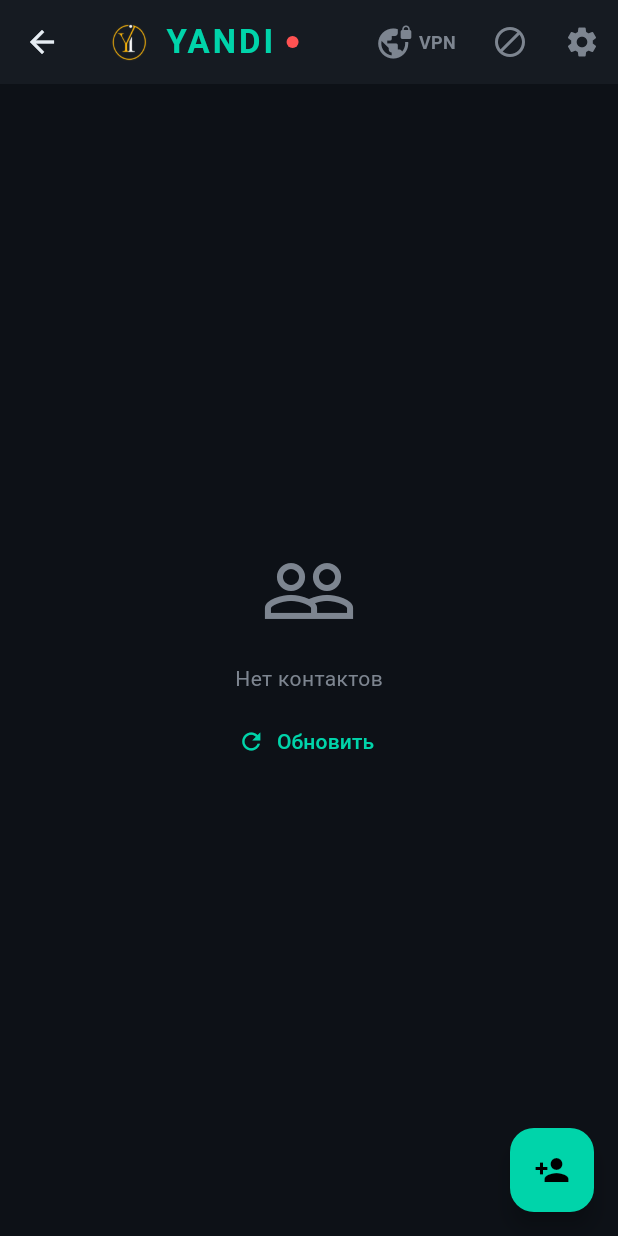
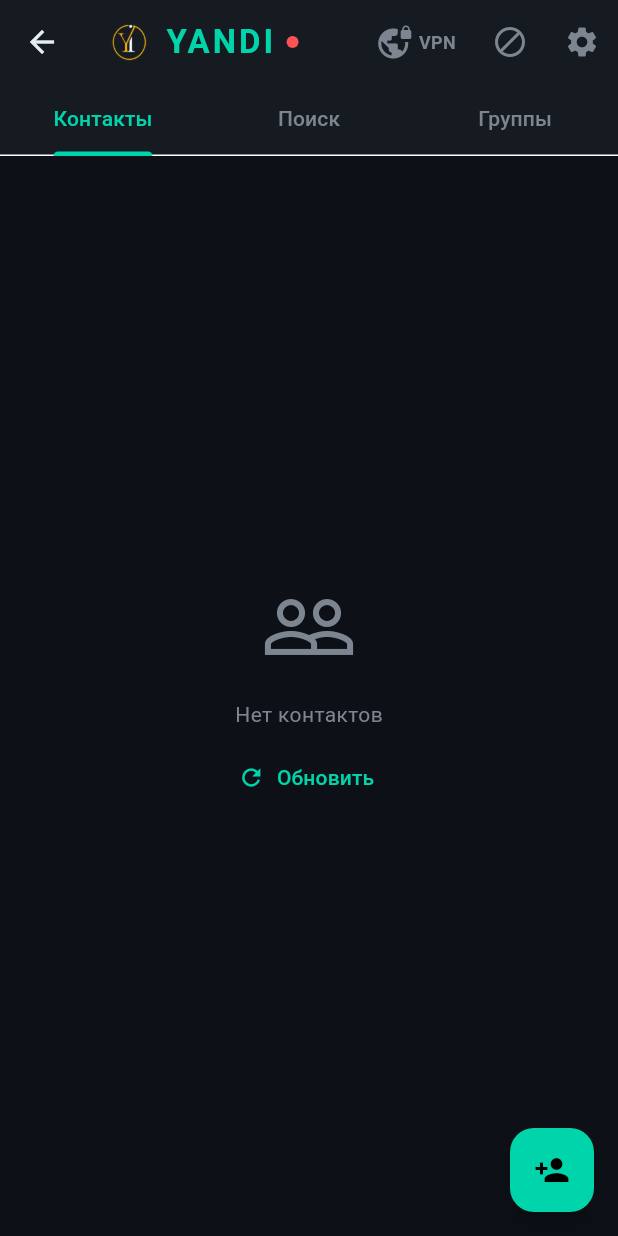
Before and after one commit to ispolkom/node, a Flutter app: the HomeScreen screen opened by its route, on a phone screen of 412 x 824 dp. Run offline on Flutter 3.47's test engine with Material 3 defaults, Android fonts, the phone set to English and light mode, and no system bars; our stand-ins replace audioplayers, file_picker, flutter_local_notifications, flutter_secure_storage, open_filex, sqflite and 1 more; missing offline and left inert: cryptography, cryptography_flutter, flutter_webrtc, mobile_scanner, workmanager; accounts and stored records are empty; network calls fail; statements that could not run were skipped.

Commit message:
feat(mobile): tabs (Contacts/Search/Groups) and video-call tuning for poor channels
- home screen is now tabbed: Contacts (the list), Search (filter contacts by name/id, groups later), Groups (placeholder — groups are created on the PC, coming next); the blacklist button and add-contact FAB stay
- video calls tuned for weak links: start at 360p@20 instead of 640x480@24, cap the video sender at ~450 kbps, degradationPreference = maintain-framerate so resolution drops before the picture freezes; audio keeps its own stream. Does not change the call flow, just the encoder behaviour.

Co-Authored-By: Claude Opus 4.8 <noreply@anthropic.com>

```diff
--- a/mobile/yandi_mobile/lib/screens/home_screen.dart
+++ b/mobile/yandi_mobile/lib/screens/home_screen.dart
@@ -14,15 +14,27 @@ class HomeScreen extends StatefulWidget {
   State<HomeScreen> createState() => _HomeScreenState();
 }
 
-class _HomeScreenState extends State<HomeScreen> {
+class _HomeScreenState extends State<HomeScreen> with SingleTickerProviderStateMixin {
+  late final TabController _tabs;
+  final _searchCtrl = TextEditingController();
+  String _query = '';
+
   @override
   void initState() {
     super.initState();
+    _tabs = TabController(length: 3, vsync: this);
     WidgetsBinding.instance.addPostFrameCallback((_) {
       context.read<AppState>().refreshContacts();
       NotificationService.cancelAll();   // события просмотрены — гасим значок у иконки
       _handlePendingNotification();
     });
+  }
+
+  @override
+  void dispose() {
+    _tabs.dispose();
+    _searchCtrl.dispose();
+    super.dispose();
   }
 
   void _handlePendingNotification() {
@@ -222,6 +234,17 @@ class _HomeScreenState extends State<HomeScreen> {
                 MaterialPageRoute(builder: (_) => const SettingsScreen())),
           ),
         ],
+        bottom: TabBar(
+          controller: _tabs,
+          indicatorColor: AppTheme.accent,
+          labelColor: AppTheme.accent,
+          unselectedLabelColor: AppTheme.textSecondary,
+          tabs: const [
+            Tab(text: 'Контакты'),
+            Tab(text: 'Поиск'),
+            Tab(text: 'Группы'),
+          ],
+        ),
       ),
       floatingActionButton: FloatingActionButton(
         backgroundColor: AppTheme.accent,
@@ -229,8 +252,20 @@ class _HomeScreenState extends State<HomeScreen> {
         onPressed: () => _showAddContactDialog(context, state),
         child: const Icon(Icons.person_add),
       ),
-      body: state.contacts.isEmpty
-          ? Center(
+      body: TabBarView(
+        controller: _tabs,
+        children: [
+          _contactsBody(context, state),
+          _searchBody(context, state),
+          _groupsBody(context),
+        ],
+      ),
+    );
+  }
+
+  Widget _contactsBody(BuildContext context, AppState state) {
+    if (state.contacts.isEmpty) {
+      return Center(
         child: Column(
           mainAxisSize: MainAxisSize.min,
           children: [
@@ -245,8 +280,9 @@ class _HomeScreenState extends State<HomeScreen> {
             ),
           ],
         ),
-            )
-          : RefreshIndicator(
+      );
+    }
+    return RefreshIndicator(
       color: AppTheme.accent,
       backgroundColor: AppTheme.surface,
       onRefresh: () => state.refreshContacts(),
@@ -256,6 +292,71 @@ class _HomeScreenState extends State<HomeScreen> {
         onTapUnsaved: (c) => _showContactSheet(context, state, c),
         onDelete: (c) => state.removeManualContact(c.peerId),
         onMenu: (c) => _showContactMenu(context, state, c),
+      ),
+    );
+  }
+
+  Widget _searchBody(BuildContext context, AppState state) {
+    final q = _query.trim().toLowerCase();
+    String plain(String n) => n.replaceFirst(RegExp(r'^\s*📱\s*'), '').trim().toLowerCase();
+    final found = q.isEmpty
+        ? <Contact>[]
+        : state.contacts.where((c) => plain(c.displayName).contains(q) || c.peerId.toLowerCase().contains(q)).toList();
+    return Column(
+      children: [
+        Padding(
+          padding: const EdgeInsets.fromLTRB(12, 10, 12, 6),
+          child: TextField(
+            controller: _searchCtrl,
+            onChanged: (v) => setState(() => _query = v),
+            style: const TextStyle(color: AppTheme.text),
+            decoration: InputDecoration(
+              hintText: 'Поиск контактов и групп',
+              hintStyle: const TextStyle(color: AppTheme.textSecondary),
+              prefixIcon: const Icon(Icons.search, color: AppTheme.textSecondary),
+              suffixIcon: _query.isEmpty ? null : IconButton(
+                icon: const Icon(Icons.close, color: AppTheme.textSecondary),
+                onPressed: () => setState(() { _query = ''; _searchCtrl.clear(); }),
+              ),
+              filled: true, fillColor: AppTheme.surface,
+              border: OutlineInputBorder(borderRadius: BorderRadius.circular(10), borderSide: BorderSide.none),
+            ),
+          ),
+        ),
+        Expanded(
+          child: q.isEmpty
+              ? const Center(child: Text('Начните вводить имя', style: TextStyle(color: AppTheme.textSecondary)))
+              : found.isEmpty
+                  ? const Center(child: Text('Ничего не найдено', style: TextStyle(color: AppTheme.textSecondary)))
+                  : _ContactList(
+                      contacts: found,
+                      onOpen: (c) => _openChat(context, c),
+                      onTapUnsaved: (c) => _showContactSheet(context, state, c),
+                      onDelete: (c) => state.removeManualContact(c.peerId),
+                      onMenu: (c) => _showContactMenu(context, state, c),
+                    ),
+        ),
+      ],
+    );
+  }
+
+  Widget _groupsBody(BuildContext context) {
+    return const Center(
+      child: Padding(
+        padding: EdgeInsets.all(32),
+        child: Column(
+          mainAxisSize: MainAxisSize.min,
+          children: [
+            Icon(Icons.groups_outlined, color: AppTheme.textSecondary, size: 64),
+            SizedBox(height: 16),
+            Text('Групп пока нет',
+                textAlign: TextAlign.center,
+                style: TextStyle(color: AppTheme.textSecondary, fontSize: 15)),
+            SizedBox(height: 8),
+            Text('Группы создаются на странице узла (ПК). Скоро появятся здесь.',
+                textAlign: TextAlign.center,
+                style: TextStyle(color: AppTheme.textSecondary, fontSize: 12)),
+          ],
         ),
       ),
     );
--- a/mobile/yandi_mobile/lib/services/call_service.dart
+++ b/mobile/yandi_mobile/lib/services/call_service.dart
@@ -211,10 +211,12 @@ class CallService extends ChangeNotifier {
       _pc!.onConnectionState = _onConnState;
       _local = await navigator.mediaDevices.getUserMedia({
         'audio': {'echoCancellation': true, 'noiseSuppression': true, 'autoGainControl': true},
-        'video': video ? {'facingMode': 'user', 'width': {'ideal': 640}, 'height': {'ideal': 480}, 'frameRate': {'ideal': 24}} : false,
+        // старт с умеренного 360p: на слабом канале видео деградирует плавно, а не замирает
+        'video': video ? {'facingMode': 'user', 'width': {'ideal': 480}, 'height': {'ideal': 360}, 'frameRate': {'ideal': 20}} : false,
       });
       for (final t in _local!.getTracks()) { await _pc!.addTrack(t, _local!); }
       localRenderer!.srcObject = _local;
+      if (video) await _tuneVideoSender();   // лимит битрейта и поведение при нехватке канала
       await Helper.setSpeakerphoneOn(speaker);
       unawaited(WakelockPlus.enable());
       notifyListeners();
@@ -225,6 +227,31 @@ class CallService extends ChangeNotifier {
       }
     } catch (e) {
       _finish('Не удалось начать звонок: ${_short(e)}', log: false);
+    }
+  }
+
+  /// Настройка видеопотока под слабый канал: потолок битрейта и приоритет частоты кадров (разрешение падает раньше, чем картинка замирает).
+  Future<void> _tuneVideoSender() async {
+    try {
+      final senders = await _pc?.getSenders() ?? [];
+      for (final sender in senders) {
+        if (sender.track?.kind != 'video') continue;
+        final params = sender.parameters;
+        // на слабом канале лучше ронять разрешение, чем фризить
+        params.degradationPreference = RTCDegradationPreference.MAINTAIN_FRAMERATE;
+        final encodings = params.encodings;
+        if (encodings == null || encodings.isEmpty) {
+          params.encodings = [RTCRtpEncoding(maxBitrate: 450000, maxFramerate: 20)];
+        } else {
+          for (final e in encodings) {
+            e.maxBitrate = 450000;   // ~450 кбит/с потолок видео
+            e.maxFramerate = 20;
+          }
+        }
+        await sender.setParameters(params);
+      }
+    } catch (_) {
+      // не критично: без тюнинга звонок всё равно работает
     }
   }
 
```
Lines whose indentation alone changed are shown as unchanged.
